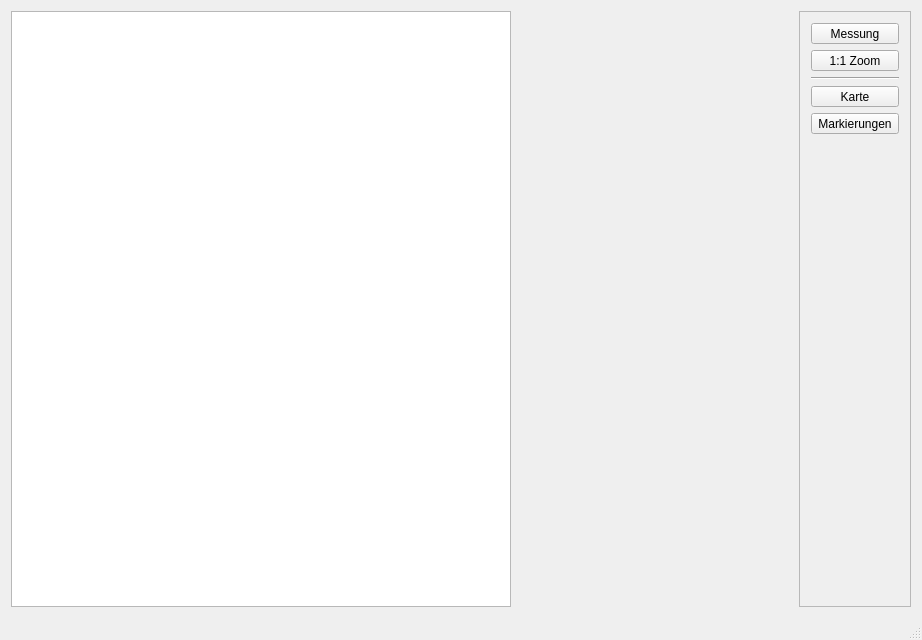
Above: mainwindow.ui from ifaoe/2014-10-Bird-View before the change. Below: the same form after it.
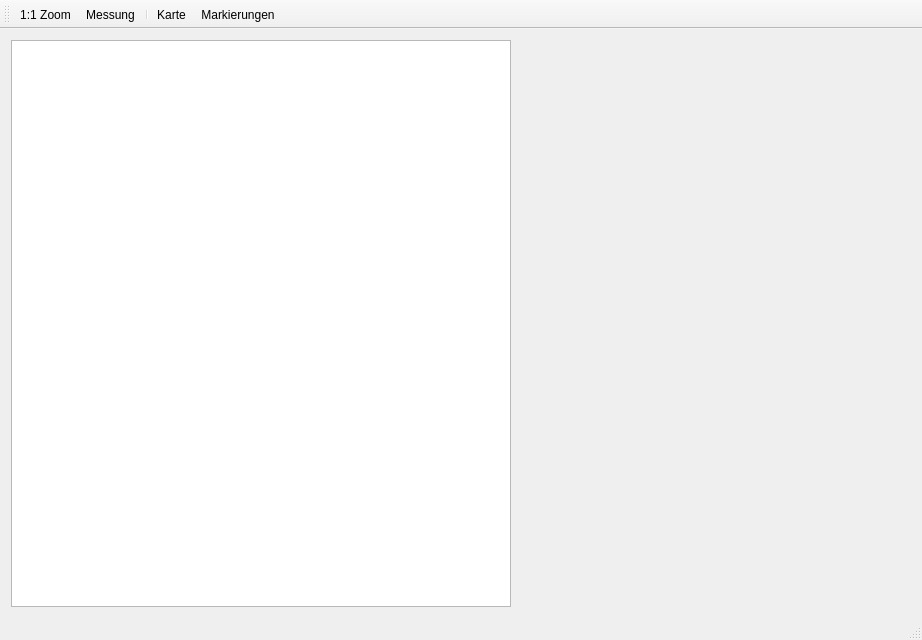
That is the form after the change.

```diff
--- a/mainwindow.ui
+++ b/mainwindow.ui
@@ -79,111 +79,51 @@
       </column>
      </widget>
     </item>
-    <item row="0" column="2">
-     <widget class="QFrame" name="frame">
-      <property name="sizePolicy">
-       <sizepolicy hsizetype="Fixed" vsizetype="Preferred">
-        <horstretch>0</horstretch>
-        <verstretch>0</verstretch>
-       </sizepolicy>
-      </property>
-      <property name="minimumSize">
-       <size>
-        <width>100</width>
-        <height>0</height>
-       </size>
-      </property>
-      <property name="frameShape">
-       <enum>QFrame::StyledPanel</enum>
-      </property>
-      <property name="frameShadow">
-       <enum>QFrame::Raised</enum>
-      </property>
-      <layout class="QGridLayout" name="gridLayout_2">
-       <item row="6" column="0" colspan="2">
-        <widget class="Line" name="line">
-         <property name="orientation">
-          <enum>Qt::Horizontal</enum>
-         </property>
-        </widget>
-       </item>
-       <item row="8" column="0" colspan="2">
-        <widget class="QToolButton" name="btnMapView">
-         <property name="sizePolicy">
-          <sizepolicy hsizetype="MinimumExpanding" vsizetype="Fixed">
-           <horstretch>0</horstretch>
-           <verstretch>0</verstretch>
-          </sizepolicy>
-         </property>
-         <property name="text">
-          <string>Karte</string>
-         </property>
-         <property name="checkable">
-          <bool>true</bool>
-         </property>
-        </widget>
-       </item>
-       <item row="10" column="0">
-        <spacer name="verticalSpacer">
-         <property name="orientation">
-          <enum>Qt::Vertical</enum>
-         </property>
-         <property name="sizeHint" stdset="0">
-          <size>
-           <width>20</width>
-           <height>40</height>
-          </size>
-         </property>
-        </spacer>
-       </item>
-       <item row="2" column="0" colspan="2">
-        <widget class="QToolButton" name="btnMiscMeasurement">
-         <property name="sizePolicy">
-          <sizepolicy hsizetype="MinimumExpanding" vsizetype="Fixed">
-           <horstretch>0</horstretch>
-           <verstretch>0</verstretch>
-          </sizepolicy>
-         </property>
-         <property name="text">
-          <string>Messung</string>
-         </property>
-        </widget>
-       </item>
-       <item row="3" column="0" colspan="2">
-        <widget class="QToolButton" name="btnZoomOneOne">
-         <property name="sizePolicy">
-          <sizepolicy hsizetype="MinimumExpanding" vsizetype="Fixed">
-           <horstretch>0</horstretch>
-           <verstretch>0</verstretch>
-          </sizepolicy>
-         </property>
-         <property name="text">
-          <string>1:1 Zoom</string>
-         </property>
-        </widget>
-       </item>
-       <item row="9" column="0" colspan="2">
-        <widget class="QToolButton" name="btnObjectMarkers">
-         <property name="sizePolicy">
-          <sizepolicy hsizetype="MinimumExpanding" vsizetype="Fixed">
-           <horstretch>0</horstretch>
-           <verstretch>0</verstretch>
-          </sizepolicy>
-         </property>
-         <property name="text">
-          <string>Markierungen</string>
-         </property>
-         <property name="checkable">
-          <bool>true</bool>
-         </property>
-        </widget>
-       </item>
-      </layout>
-     </widget>
-    </item>
    </layout>
   </widget>
   <widget class="QStatusBar" name="statusBar"/>
+  <widget class="QToolBar" name="toolBar">
+   <property name="windowTitle">
+    <string>toolBar</string>
+   </property>
+   <attribute name="toolBarArea">
+    <enum>TopToolBarArea</enum>
+   </attribute>
+   <attribute name="toolBarBreak">
+    <bool>false</bool>
+   </attribute>
+   <addaction name="action1_1_Zoom"/>
+   <addaction name="actionMessung"/>
+   <addaction name="separator"/>
+   <addaction name="actionKarte"/>
+   <addaction name="actionMarkierungen"/>
+  </widget>
+  <action name="action1_1_Zoom">
+   <property name="text">
+    <string>1:1 Zoom</string>
+   </property>
+  </action>
+  <action name="actionMessung">
+   <property name="text">
+    <string>Messung</string>
+   </property>
+  </action>
+  <action name="actionKarte">
+   <property name="checkable">
+    <bool>true</bool>
+   </property>
+   <property name="text">
+    <string>Karte</string>
+   </property>
+  </action>
+  <action name="actionMarkierungen">
+   <property name="checkable">
+    <bool>true</bool>
+   </property>
+   <property name="text">
+    <string>Markierungen</string>
+   </property>
+  </action>
  </widget>
  <layoutdefault spacing="6" margin="11"/>
  <resources/>
```
